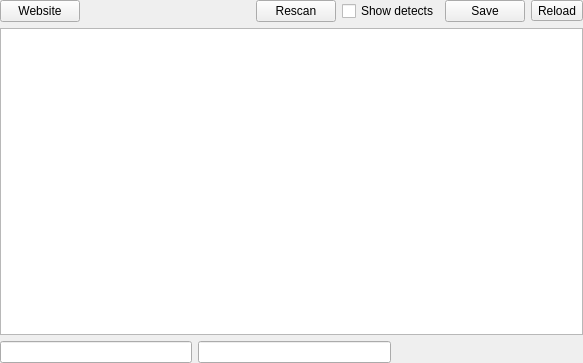
Old version of the form xvirustotalwidget.ui in the repository horsicq/XOnlineTools.
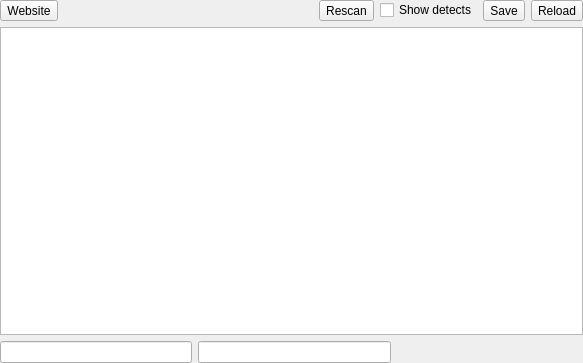
New version of the form.

Patch:
```diff
--- a/xvirustotalwidget.ui
+++ b/xvirustotalwidget.ui
@@ -32,7 +32,7 @@
    <item>
     <layout class="QHBoxLayout" name="horizontalLayout">
      <item>
-      <widget class="QPushButton" name="pushButtonWebsite">
+      <widget class="QToolButton" name="toolButtonWebsite">
        <property name="text">
         <string>Website</string>
        </property>
@@ -52,7 +52,7 @@
       </spacer>
      </item>
      <item>
-      <widget class="QPushButton" name="pushButtonRescan">
+      <widget class="QToolButton" name="toolButtonRescan">
        <property name="text">
         <string>Rescan</string>
        </property>
@@ -66,7 +66,7 @@
       </widget>
      </item>
      <item>
-      <widget class="QPushButton" name="pushButtonSave">
+      <widget class="QToolButton" name="toolButtonSave">
        <property name="text">
         <string>Save</string>
        </property>
```
